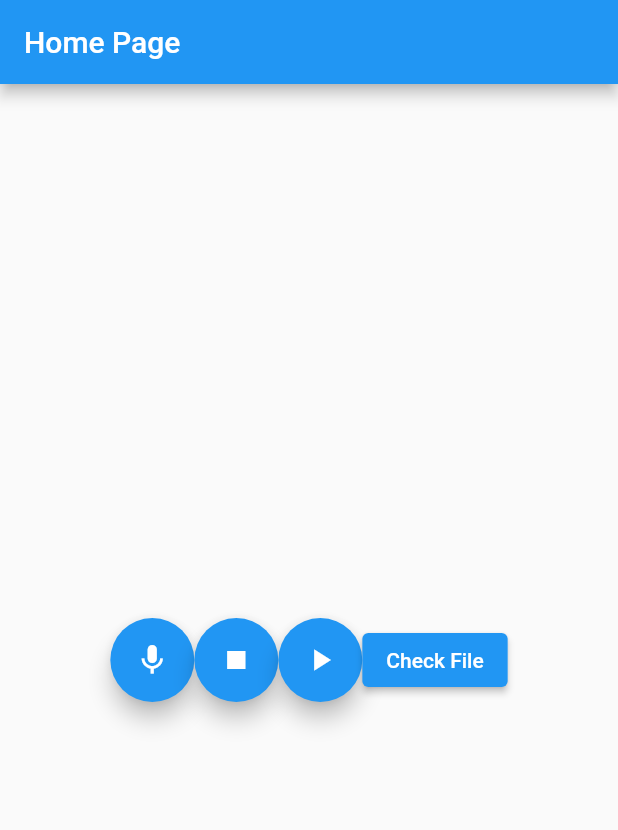
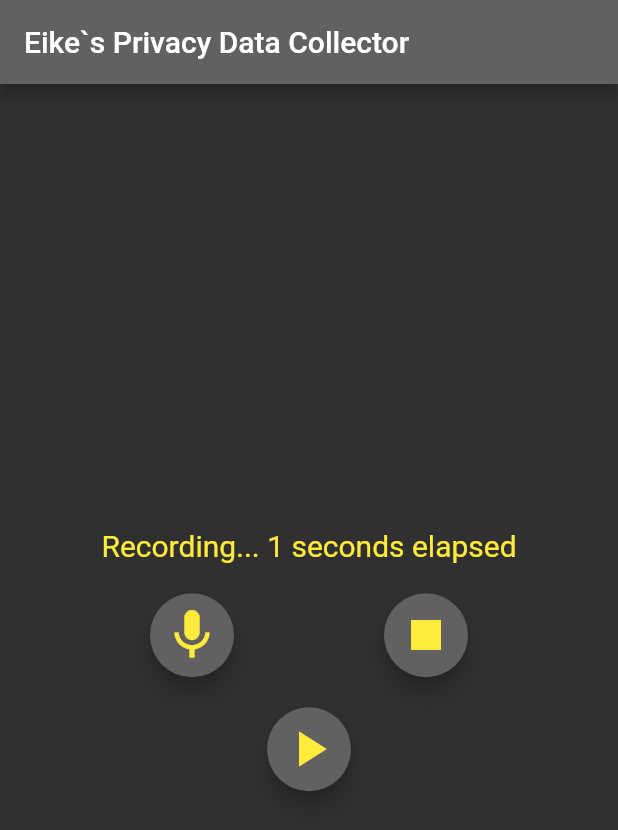
Before and after one commit to eike-heimpel/priv_app, a Flutter app: the screen it shows after launch, after a tap on the "mic" icon, on a phone screen of 412 x 824 dp. Shown: the top 830 px of the screen. Run offline on Flutter 3.47's test engine with Material 2 defaults, Android fonts, the light colour scheme and no system bars; our stand-ins replace permission_handler; missing offline and left inert: flutter_sound.

Commit message:
design update

```diff
--- a/lib/main.dart
+++ b/lib/main.dart
@@ -1,3 +1,4 @@
+import 'dart:async';
 import 'dart:io';
 import 'package:flutter/material.dart';
 import 'package:flutter_sound/flutter_sound.dart';
@@ -14,9 +15,24 @@ class MyApp extends StatelessWidget {
     return MaterialApp(
       title: 'Eike Builds an App',
       theme: ThemeData(
-        primarySwatch: Colors.blue,
+        brightness: Brightness.dark,
+        primaryColor: Colors.grey[700],
+        colorScheme: ColorScheme.dark(
+          primary: Colors.grey[700]!,
+          secondary: Colors.yellow,
+          background: Colors.grey[850]!,
         ),
-      home: MyHomePage(title: 'Home Page'),
+        floatingActionButtonTheme: FloatingActionButtonThemeData(
+          backgroundColor: Colors.grey[700],
+        ),
+        appBarTheme: AppBarTheme(
+          color: Colors.grey[700],
+        ),
+        textTheme: TextTheme(
+          bodyText2: TextStyle(color: Colors.white),
+        ),
+      ),
+      home: MyHomePage(title: 'Eike`s Privacy Data Collector'),
     );
   }
 }
@@ -37,9 +53,10 @@ class _MyHomePageState extends State<MyHomePage> {
   String _fileName = 'temp2.wav';
   String _filePath = '';
   Future<void>? _init;
-
+  bool isRecording = false;
+  int _recordDuration = 0;
+  late Timer _timer;
   bool isInitialized = false;
-
 
   @override
   void initState() {
@@ -50,8 +67,8 @@ class _MyHomePageState extends State<MyHomePage> {
   }
 
 Future<void> _initialize() async {
-  final appDocumentsDirectory = await path_provider.getApplicationDocumentsDirectory();
-  final folder = Directory('${appDocumentsDirectory.path}/$_folderName');
+  final appTemporaryDirectory = await path_provider.getTemporaryDirectory();
+  final folder = Directory('${appTemporaryDirectory.path}/$_folderName');
   if (!folder.existsSync()) {
     folder.createSync();
   }
@@ -76,41 +93,37 @@ class _MyHomePageState extends State<MyHomePage> {
   Future<void> _startRecording() async {
     print('Start Recording');
     await _recorder.startRecorder(toFile: _filePath);
+
+    setState(() {
+      isRecording = true;
+      _recordDuration = 0;
+    });
+
+    _timer = Timer.periodic(Duration(seconds: 1), (Timer t) {
+      if (_recordDuration >= 60) {
+        _stopRecording();
+      } else {
+        setState(() {
+          _recordDuration++;
+        });
+      }
+    });
   }
 
   Future<void> _stopRecording() async {
     print('Stop Recording');
     await _recorder.stopRecorder();
+
+    setState(() {
+      isRecording = false;
+    });
+
+    _timer.cancel();
   }
 
   Future<void> _playRecording() async {
     print('Play Recording');
     await _player.startPlayer(fromURI: _filePath);
-  }
-
-
-  void _checkFile() {
-    final file = File(_filePath);
-    final fileExists = file.existsSync();
-    showDialog(
-      context: context,
-      builder: (BuildContext context) {
-        return AlertDialog(
-          title: Text('File Check Result'),
-          content: Text(fileExists
-              ? 'File exists at $_filePath'
-              : 'File does not exist at $_filePath'),
-          actions: [
-            TextButton(
-              onPressed: () {
-                Navigator.of(context).pop();
-              },
-              child: Text('OK'),
-            ),
-          ],
-        );
-      },
-    );
   }
 
   @override
@@ -124,27 +137,44 @@ class _MyHomePageState extends State<MyHomePage> {
               title: Text(widget.title),
             ),
             body: Center(
-              child: Row(
+              child: Column(
                 mainAxisAlignment: MainAxisAlignment.center,
                 children: <Widget>[
+                  Text(
+                    isRecording
+                        ? 'Recording... $_recordDuration seconds elapsed'
+                        : 'Not recording',
+                    style: TextStyle(color: Colors.yellow, fontSize: 20),
+                  ),
+                  SizedBox(height: 20),
+                  Row(
+                    mainAxisAlignment: MainAxisAlignment.spaceEvenly,
+                    children: <Widget>[
                       FloatingActionButton(
-                    onPressed: isInitialized ? _startRecording : null,
+                        heroTag: null,
+                        onPressed: isInitialized && !isRecording ? _startRecording : null,
                         tooltip: 'Start Recording',
-                    child: Icon(Icons.mic),
+                        child: Icon(Icons.mic, size: 40, color: Colors.yellow),
                       ),
                       FloatingActionButton(
-                    onPressed: isInitialized ? _stopRecording : null,
+                        heroTag: null,
+                        onPressed: isInitialized && isRecording ? _stopRecording : null,
                         tooltip: 'Stop Recording',
-                    child: Icon(Icons.stop),
+                        child: Icon(Icons.stop, size: 40, color: Colors.yellow),
                       ),
+                    ],
+                  ),
+                  SizedBox(height: 20),
+                  Row(
+                    mainAxisAlignment: MainAxisAlignment.spaceEvenly,
+                    children: <Widget>[
                       FloatingActionButton(
-                    onPressed: isInitialized ? _playRecording : null,
+                        heroTag: null,
+                        onPressed: isInitialized && !isRecording ? _playRecording : null,
                         tooltip: 'Play Recording',
-                    child: Icon(Icons.play_arrow),
+                        child: Icon(Icons.play_arrow, size: 40, color: Colors.yellow),
                       ),
-                  ElevatedButton(
-                    onPressed: _checkFile,
-                    child: Text('Check File'),
+                    ],
                   ),
                 ],
               ),
```
Lines whose indentation alone changed are shown as unchanged.
